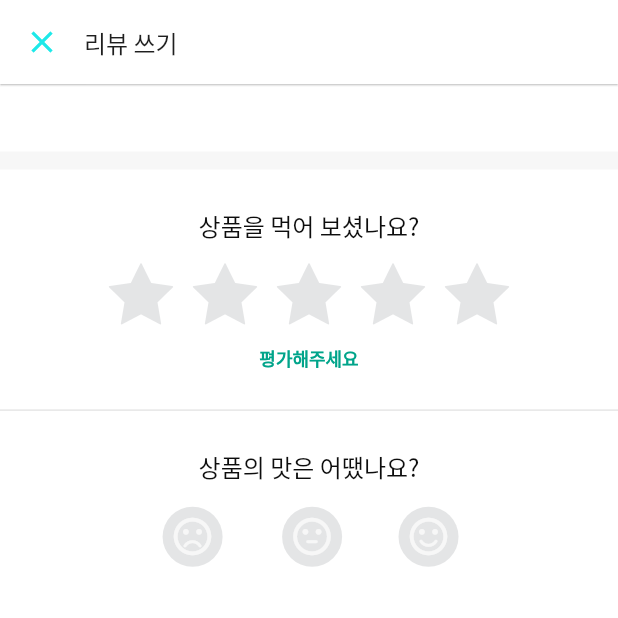
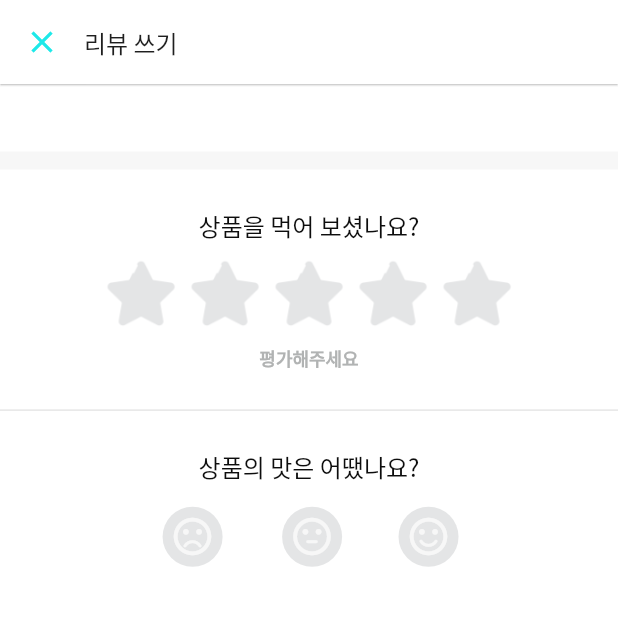
Before and after one commit to AnMukSo/AnMukSo_ver1, a Flutter app: the WriteReview screen opened directly, on a phone screen of 412 x 824 dp, the top half of it. Run offline on Flutter 3.47's test engine with Material 2 defaults, Android fonts, the phone set to English and light mode, and no system bars; drawn by our look-alikes of flutter_rating_bar; our stand-ins replace carousel_slider, cloud_firestore, firebase_auth, firebase_core, firebase_storage, fl_chart and 4 more; missing offline and left inert: flutter_barcode_scanner; accounts and stored records are empty; network calls fail.

Commit message:
[UPDATE] Change text color

```diff
--- a/lib/review/all_review.dart
+++ b/lib/review/all_review.dart
@@ -188,7 +188,7 @@ class _AllReveiewState extends State<AllReview> {
                         width: 10,
                         child: Padding(
                           padding: const EdgeInsets.only(top:4.0, bottom: 4),
-                          child: Image.asset('assets/icons/search_grey.png'),
+                          child: Image.asset('assets/an_icon_resize/An_Search.png'),
                         ),
                       ),
                       hintText: '어떤 리뷰를 찾고계세요?',
--- a/lib/review/write_review.dart
+++ b/lib/review/write_review.dart
@@ -150,7 +150,7 @@ class _WriteReviewState extends State<WriteReview> {
               itemBuilder: (context, _) =>
                   // Icon(Icons.star, color: primary300_main),
                   Image.asset(
-                'assets/icons/rating_star.png',
+                'assets/an_icon_resize/An_Star_On.png',
                 width: 28,
                 height: 28,
               ),
@@ -173,7 +173,7 @@ class _WriteReviewState extends State<WriteReview> {
               textAlign: TextAlign.center,
               text: TextSpan(
                 style: Theme.of(context).textTheme.caption.copyWith(
-                      color: primary500_light_text,
+                      color: gray300_inactivated,
                       fontSize: 12,
                     ),
                 children: <TextSpan>[
@@ -182,7 +182,7 @@ class _WriteReviewState extends State<WriteReview> {
                         ? "평가해주세요"
                         : '${starRatingText.split(" ")[0]}',
                     style: Theme.of(context).textTheme.caption.copyWith(
-                        color: primary600_bold_text,
+                        color: gray300_inactivated,
                         fontSize: 12,
                         fontWeight: FontWeight.bold),
                   ),
@@ -249,7 +249,7 @@ class _WriteReviewState extends State<WriteReview> {
                       "별로에요",
                       style: effect == "bad"
                           ? Theme.of(context).textTheme.caption.copyWith(
-                              color: primary600_bold_text, fontSize: 12)
+                              color: primary300_main, fontSize: 12)
                           : Theme.of(context)
                               .textTheme
                               .caption
@@ -284,7 +284,7 @@ class _WriteReviewState extends State<WriteReview> {
                       "보통이에요",
                       style: effect == "soso"
                           ? Theme.of(context).textTheme.caption.copyWith(
-                              color: primary600_bold_text, fontSize: 12)
+                              color: primary300_main, fontSize: 12)
                           : Theme.of(context)
                               .textTheme
                               .caption
@@ -315,7 +315,7 @@ class _WriteReviewState extends State<WriteReview> {
                       "좋아요",
                       style: effect == "good"
                           ? Theme.of(context).textTheme.caption.copyWith(
-                              color: primary600_bold_text, fontSize: 12)
+                              color: primary300_main, fontSize: 12)
                           : Theme.of(context)
                               .textTheme
                               .caption
@@ -461,7 +461,7 @@ class _WriteReviewState extends State<WriteReview> {
                       "알러지 반응 있어요",
                       style: sideEffect == "yes"
                           ? Theme.of(context).textTheme.caption.copyWith(
-                              color: primary600_bold_text, fontSize: 12)
+                              color: primary300_main, fontSize: 12)
                           : Theme.of(context)
                               .textTheme
                               .caption
@@ -504,7 +504,7 @@ class _WriteReviewState extends State<WriteReview> {
                       "알러지 반응 없어요",
                       style: sideEffect == "no"
                           ? Theme.of(context).textTheme.caption.copyWith(
-                              color: primary600_bold_text, fontSize: 12)
+                              color: primary300_main, fontSize: 12)
                           : Theme.of(context)
                               .textTheme
                               .caption
@@ -643,7 +643,7 @@ class _WriteReviewState extends State<WriteReview> {
                   style: Theme.of(context)
                       .textTheme
                       .headline5
-                      .copyWith(color: primary400_line),
+                      .copyWith(color: primary300_main),
                 ),
                 style: ElevatedButton.styleFrom(
                     minimumSize: Size(260, 40),
```
Also changed, not shown: lib/review/food_info.dart (+6 -29 lines).
